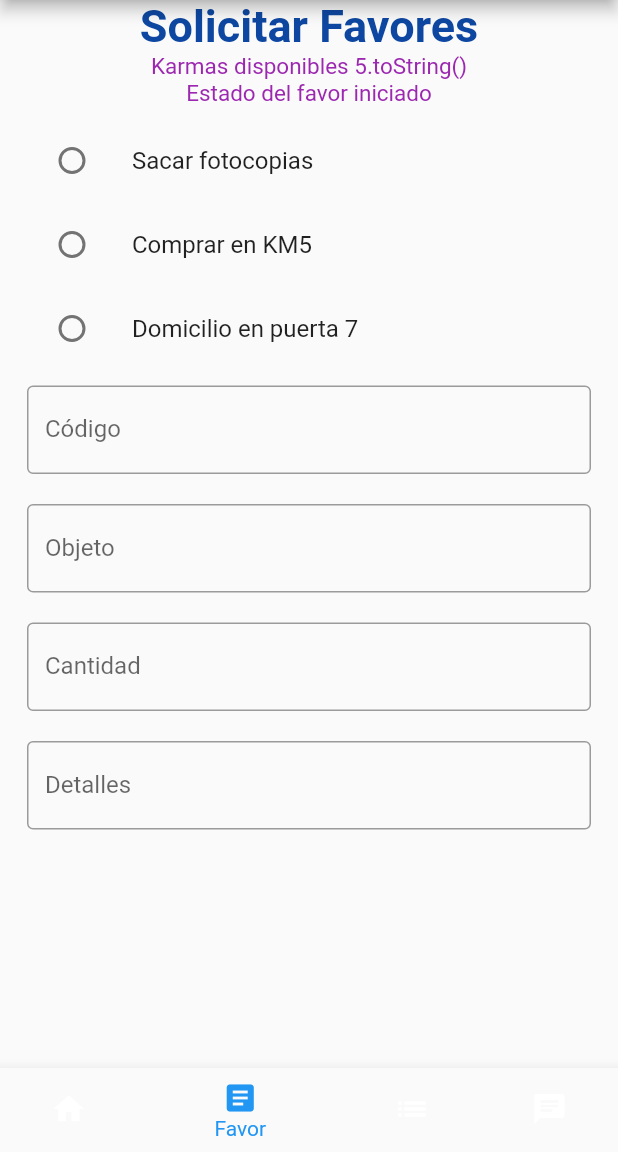
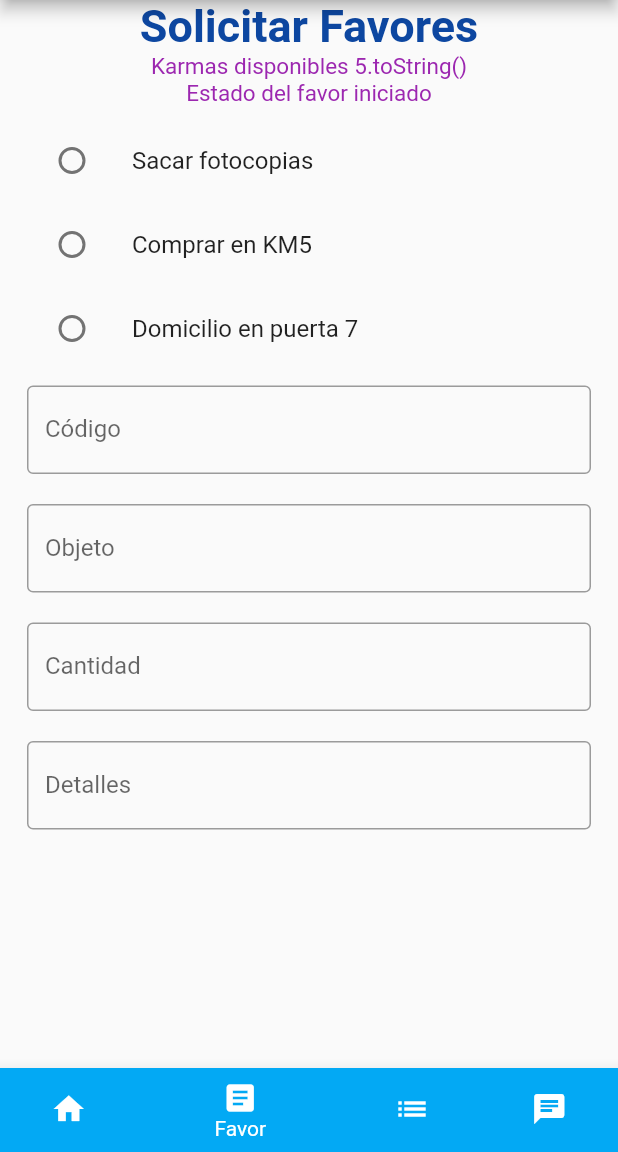
Before and after one commit to laznar/KarmaFlutterG11, a Flutter app: the BottonNavigator screen opened directly, item 2 of the bottom bar chosen, on a phone screen of 412 x 824 dp, the part 84-1236 px from its top. Run offline on Flutter 3.47's test engine with Material 2 defaults, Android fonts, the phone set to English and light mode, and no system bars; our stand-ins replace cloud_firestore, firebase_auth, firebase_database, shared_preferences; accounts and stored records are empty.

Commit message:
Cambio a cosas
Cosas

```diff
--- a/lib/base_pages/botton_nav.dart
+++ b/lib/base_pages/botton_nav.dart
@@ -59,13 +59,13 @@ class _BottonNavigatorState extends State<BottonNavigator> {
       ),
       bottomNavigationBar: BottomNavigationBar(
         items: const <BottomNavigationBarItem>[
-          BottomNavigationBarItem(icon: Icon(Icons.home), label: "Home"),
-          BottomNavigationBarItem(icon: Icon(Icons.article), label: "Favor"),
-          BottomNavigationBarItem(icon: Icon(Icons.list), label: "Board"),
-          BottomNavigationBarItem(icon: Icon(Icons.chat), label: "Chat"),
+          BottomNavigationBarItem(icon: Icon(Icons.home),backgroundColor: Colors.lightBlue, label: "Home"),
+          BottomNavigationBarItem(icon: Icon(Icons.article),backgroundColor: Colors.lightBlue, label: "Favor"),
+          BottomNavigationBarItem(icon: Icon(Icons.list),backgroundColor: Colors.lightBlue, label: "Board"),
+          BottomNavigationBarItem(icon: Icon(Icons.chat),backgroundColor: Colors.lightBlue, label: "Your Favors"),
         ],
         currentIndex: _selectedIndex,
-        selectedItemColor: Colors.blue,
+        selectedItemColor: Colors.white,
         onTap: _onItemTapped,
       ),
     );
--- a/lib/pages/favor_page.dart
+++ b/lib/pages/favor_page.dart
@@ -33,7 +33,7 @@ class _FavorPageState extends State<FavorPage> {
   @override
   Widget build(BuildContext context) {
     return Center(
-        child: Column(
+      child: Column(
       mainAxisAlignment: MainAxisAlignment.start,
       children: <Widget>[
         Text(
```
Also changed, not shown: lib/pages/home_page.dart (+7 -5 lines).
